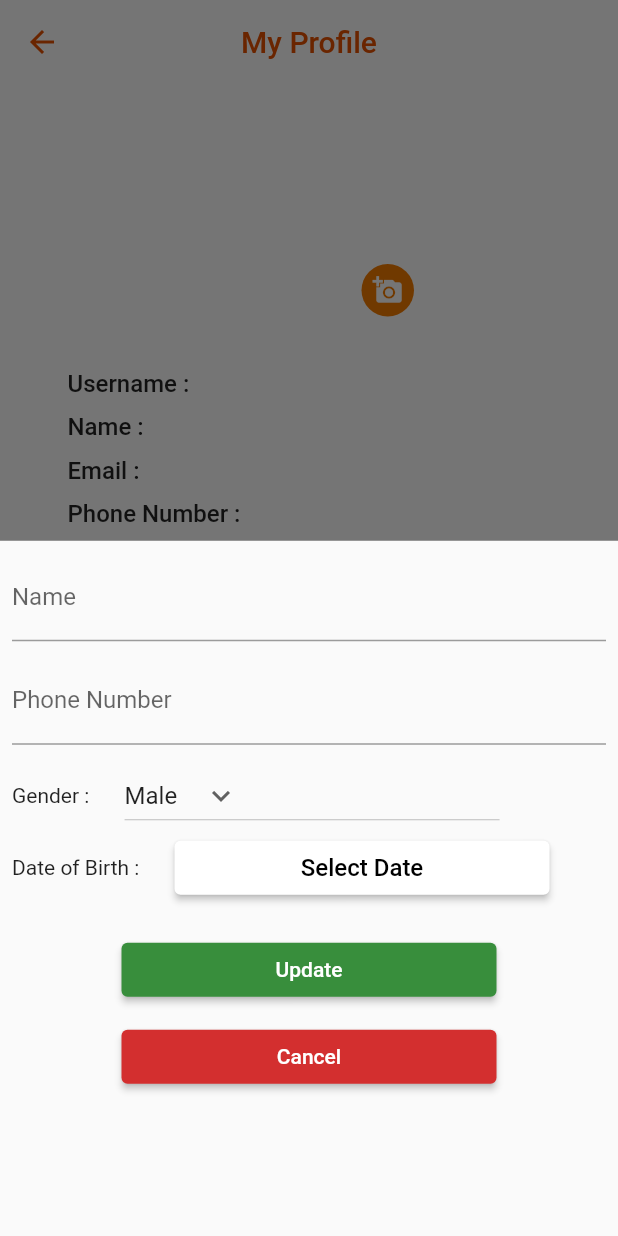
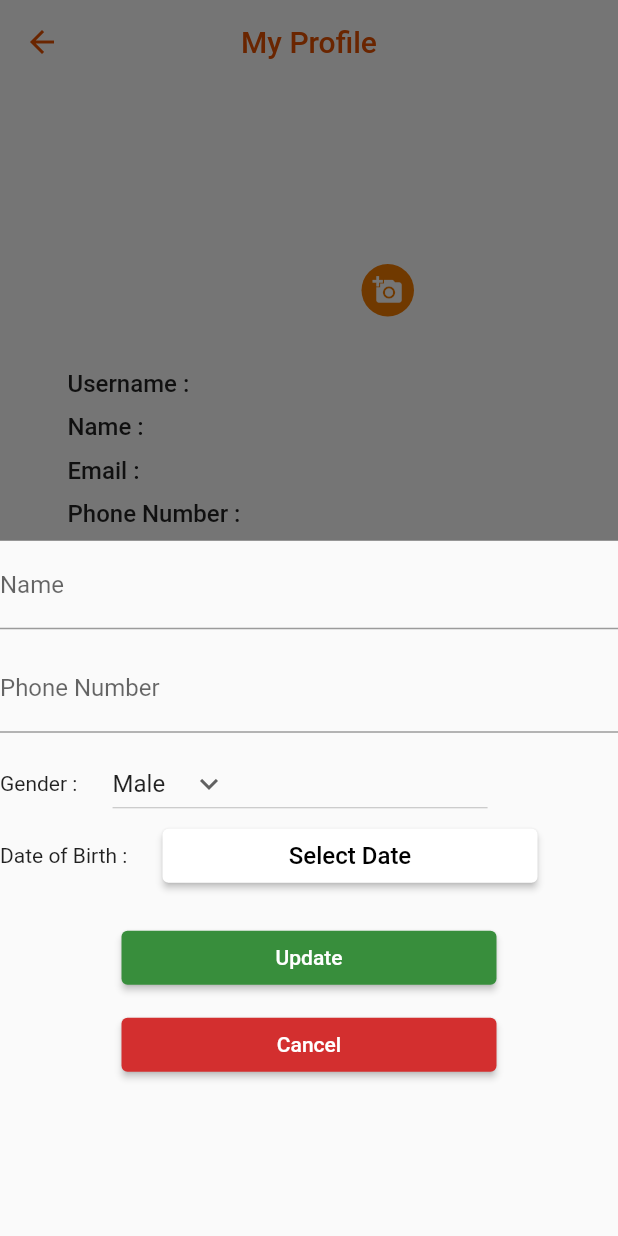
Before and after one commit to tsering-hub/majestry_mobile_app, a Flutter app: the ProfileUpdateScreen screen opened directly with empty values, after a tap on "Update Profile", on a phone screen of 412 x 824 dp. Run offline on Flutter 3.47's test engine with Material 2 defaults, Android fonts, the phone set to English and light mode, and no system bars; our stand-ins replace animated_splash_screen, dio, flutter_svg, font_awesome_flutter, image_picker, lottie and 3 more; missing offline and left inert: khalti_flutter, qrscan, quantity_input; accounts and stored records are empty; network calls fail.

Commit message:
update profile successful

```diff
--- a/lib/screens/profile/profile_screeen.dart
+++ b/lib/screens/profile/profile_screeen.dart
@@ -1,6 +1,5 @@
 import 'dart:io';
 import 'dart:async';
-import 'package:intl/intl.dart';
 import 'package:flutter/material.dart';
 import 'package:image_picker/image_picker.dart';
 import 'package:majestry_mobile_app/model/user_model.dart';
@@ -20,37 +19,10 @@ class ProfileUpdateScreen extends StatefulWidget {
 class _ProfileUpdateScreenState extends State<ProfileUpdateScreen> {
   final _formKey = GlobalKey<FormState>();
   final _nameController = TextEditingController();
-  final _dobController = TextEditingController();
   final _contactnoController = TextEditingController();
-  final _genderController = TextEditingController();
   final _newpasswordController = TextEditingController();
   final _confirmnewpasswordController = TextEditingController();
   final _oldpasswordController = TextEditingController();
-
-  String selectedDate = "Select Date";
-
-  DateTime _date = DateTime.now();
-
-  datePicker() async {
-    final DateTime? newDate = await showDatePicker(
-      context: context,
-      initialDate: _date,
-      firstDate: DateTime.now(),
-      lastDate: DateTime(2024, 1),
-      helpText: 'Select a date',
-    );
-    if (newDate != null) {
-      setState(() {
-        _date = newDate;
-        selectedDate = DateFormat('yyyy-MM-dd').format(_date).toString();
-      });
-    }
-  }
-
-  _updatePatientProfile(UserModel user) async {
-    bool isUpdated = await UserRepository().updateProfile(user);
-    _displayMessage(isUpdated);
-  }
 
   _updateUserPassword(String oldpassword, String newpassword) async {
     bool isUpdated =
@@ -65,7 +37,7 @@ class _ProfileUpdateScreenState extends State<ProfileUpdateScreen> {
 
   _displayMessage(bool isUpdated) {
     if (isUpdated) {
-      Navigator.pushNamed(context, "/patientnavbar");
+      Navigator.pushNamed(context, "/dashboardScreen");
       displaySuccessMessage(context, "Updated Success");
     } else {
       displayErrorMessage(context, "Update Failed");
@@ -290,6 +262,22 @@ class _ProfileUpdateScreenState extends State<ProfileUpdateScreen> {
                         ),
                       ],
                     ),
+                    const SizedBox(
+                      height: 10,
+                    ),
+                    Row(
+                      children: [
+                        const Text(
+                          "Date of birth : ",
+                          style: TextStyle(
+                              fontSize: 16, fontWeight: FontWeight.w500),
+                        ),
+                        Text(
+                          "${usermodel.dob}",
+                          style: const TextStyle(fontSize: 16),
+                        ),
+                      ],
+                    ),
                   ],
                 ),
               ),
@@ -313,7 +301,9 @@ class _ProfileUpdateScreenState extends State<ProfileUpdateScreen> {
                     showModalBottomSheet(
                         context: context,
                         builder: (BuildContext context) {
-                          return const UpdateprofileModel();
+                          return UpdateprofileModel(
+                            name: usermodel.name!,
+                          );
                         });
                   },
                   style: ButtonStyle(
@@ -354,10 +344,11 @@ class _ProfileUpdateScreenState extends State<ProfileUpdateScreen> {
                         context: context,
                         builder: (BuildContext context) {
                           return Padding(
-                            padding: const EdgeInsets.symmetric(
-                                vertical: 10, horizontal: 20),
+                            padding: MediaQuery.of(context).viewInsets,
                             child: Form(
                               key: _formKey,
+                              child: Padding(
+                                padding: const EdgeInsets.all(10.0),
                                 child: Column(
                                   mainAxisSize: MainAxisSize.min,
                                   children: [
@@ -402,8 +393,8 @@ class _ProfileUpdateScreenState extends State<ProfileUpdateScreen> {
                                         }
                                         return null;
                                       },
-                                    key:
-                                        const ValueKey("txtconfirmnewpassword"),
+                                      key: const ValueKey(
+                                          "txtconfirmnewpassword"),
                                       controller: _confirmnewpasswordController,
                                       decoration: const InputDecoration(
                                         labelText: "Confirm New Password",
@@ -416,28 +407,32 @@ class _ProfileUpdateScreenState extends State<ProfileUpdateScreen> {
                                     SizedBox(
                                       width: 250,
                                       child: ElevatedButton(
-                                        key:
-                                            const ValueKey("btnChangePassword"),
+                                          key: const ValueKey(
+                                              "btnChangePassword"),
                                           onPressed: () {
                                             setState(() {
                                               if (_formKey.currentState!
                                                   .validate()) {
-                                              if (_oldpasswordController.text ==
-                                                  _newpasswordController.text) {
+                                                if (_oldpasswordController
+                                                        .text ==
+                                                    _newpasswordController
+                                                        .text) {
                                                   displayErrorMessage(context,
                                                       "Old password and New password is same");
                                                   return;
                                                 }
                                                 if (_confirmnewpasswordController
                                                         .text !=
-                                                  _newpasswordController.text) {
+                                                    _newpasswordController
+                                                        .text) {
                                                   displayErrorMessage(context,
                                                       "New password and Confirm New password is not same");
                                                   return;
                                                 }
                                                 _updateUserPassword(
                                                     _oldpasswordController.text,
-                                                  _newpasswordController.text);
+                                                    _newpasswordController
+                                                        .text);
                                               }
                                             });
                                           },
@@ -459,6 +454,7 @@ class _ProfileUpdateScreenState extends State<ProfileUpdateScreen> {
                                           child: const Text("Cancel")),
                                     )
                                   ],
+                                ),
                               ),
                             ),
                           );
--- a/lib/screens/profile/updateprofilemodel.dart
+++ b/lib/screens/profile/updateprofilemodel.dart
@@ -1,19 +1,21 @@
 import 'package:flutter/material.dart';
 import 'package:intl/intl.dart';
+import 'package:majestry_mobile_app/model/user_model.dart';
+import 'package:majestry_mobile_app/repository/user_repository.dart';
+import 'package:majestry_mobile_app/utils/show_message.dart';
 
 class UpdateprofileModel extends StatefulWidget {
-  const UpdateprofileModel({Key? key}) : super(key: key);
+  final String? name;
+
+  const UpdateprofileModel({Key? key, this.name}) : super(key: key);
 
   @override
   State<UpdateprofileModel> createState() => _UpdateprofileModelState();
 }
 
 class _UpdateprofileModelState extends State<UpdateprofileModel> {
-  final _formKey = GlobalKey<FormState>();
   final _nameController = TextEditingController();
-  final _dobController = TextEditingController();
   final _contactnoController = TextEditingController();
-  final _genderController = TextEditingController();
 
   String selectedDate = "Select Date";
   DateTime _date = DateTime(2010, 1);
@@ -44,13 +46,30 @@ class _UpdateprofileModelState extends State<UpdateprofileModel> {
     }
   }
 
+  _updatePatientProfile(UserModel user) async {
+    bool isUpdated = await UserRepository().updateProfile(user);
+    _displayMessage(isUpdated);
+  }
+
+  _displayMessage(bool isUpdated) {
+    if (isUpdated) {
+      Navigator.pushNamed(context, "/dashboardScreen");
+      displaySuccessMessage(context, "Updated Success");
+    } else {
+      displayErrorMessage(context, "Update Failed");
+    }
+  }
+
   @override
   Widget build(BuildContext context) {
+    setState(() {
+      _nameController.text = widget.name!;
+    });
     return SizedBox(
       height: 550,
       child: SingleChildScrollView(
         child: Padding(
-          padding: const EdgeInsets.all(8.0),
+          padding: MediaQuery.of(context).viewInsets,
           child: Column(
             children: [
               TextFormField(
@@ -142,21 +161,12 @@ class _UpdateprofileModelState extends State<UpdateprofileModel> {
                             MaterialStateProperty.all(Colors.green[700])),
                     onPressed: () {
                       setState(() {
-                        // if (_formKey.currentState!
-                        //     .validate()) {
-                        //   UserModel patient =
-                        //       UserModel(
-                        //     firstname:
-                        //         _firstController.text,
-                        //     lastname:
-                        //         _lastController.text,
-                        //     email: _emailController.text,
-                        //     address:
-                        //         _addressController.text,
-                        //     phone: _phoneController.text,
-                        //   );
-                        //   _updatePatientProfile(patient);
-                        // }
+                        UserModel user = UserModel(
+                            name: _nameController.text,
+                            contactno: _contactnoController.text,
+                            gender: dropdownvalue,
+                            dob: selectedDate);
+                        _updatePatientProfile(user);
                       });
                     },
                     child: const Text("Update")),
```
Lines whose indentation alone changed are shown as unchanged.
